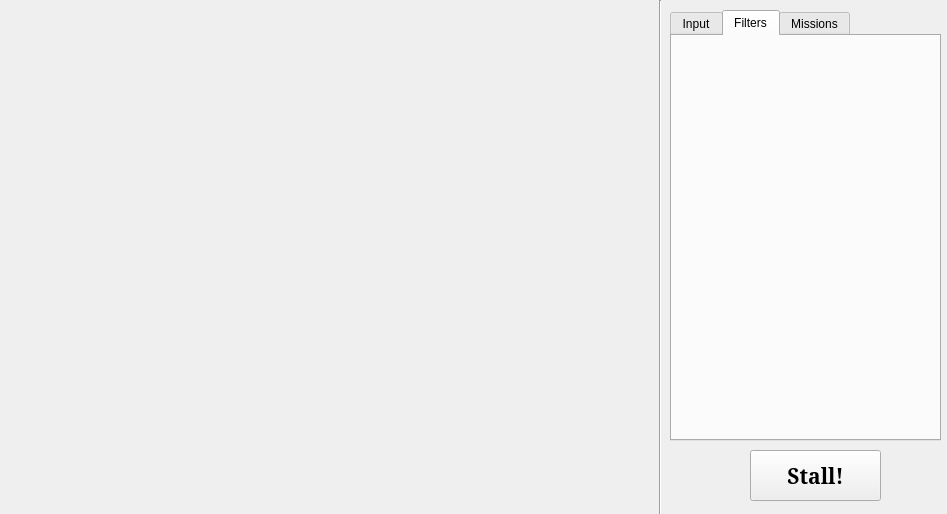
This is mainwindow.ui in MrKarimiD/Shape-Detector as Qt 5 draws it before an edit. The edited form follows.
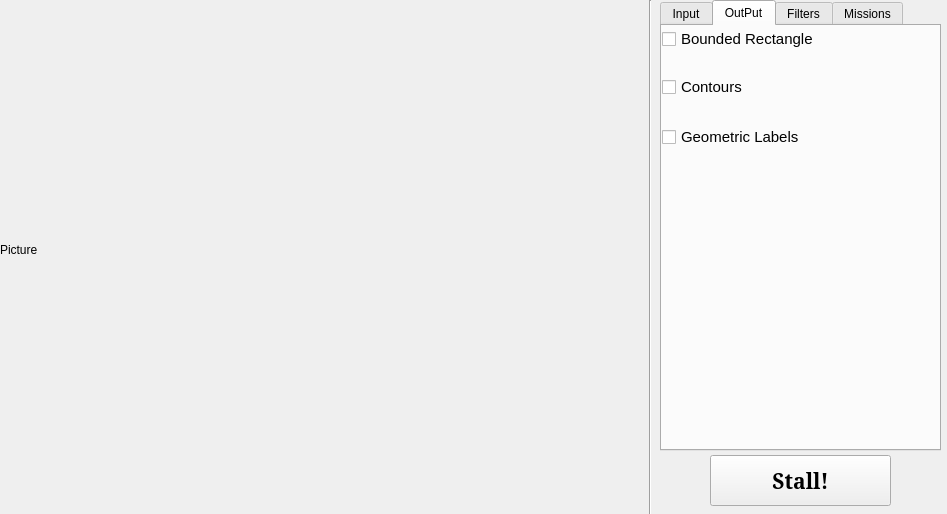
This is the edited form. The open tabs and pages were chosen to show the change.

Commit message: adding bounded rectangle and a related filter

What changed in the file:
```diff
--- a/mainwindow.ui
+++ b/mainwindow.ui
@@ -17,7 +17,7 @@
    <widget class="QLabel" name="outputLabel">
     <property name="geometry">
      <rect>
-      <x>-40</x>
+      <x>0</x>
       <y>10</y>
       <width>640</width>
       <height>480</height>
@@ -30,7 +30,7 @@
    <widget class="Line" name="line">
     <property name="geometry">
      <rect>
-      <x>650</x>
+      <x>640</x>
       <y>0</y>
       <width>20</width>
       <height>521</height>
@@ -43,10 +43,10 @@
    <widget class="QTabWidget" name="tabWidget">
     <property name="geometry">
      <rect>
-      <x>670</x>
-      <y>10</y>
-      <width>271</width>
-      <height>431</height>
+      <x>660</x>
+      <y>0</y>
+      <width>281</width>
+      <height>451</height>
      </rect>
     </property>
     <property name="font">
@@ -381,6 +381,65 @@
       </property>
      </widget>
     </widget>
+    <widget class="QWidget" name="output_tab">
+     <attribute name="title">
+      <string>OutPut</string>
+     </attribute>
+     <widget class="QCheckBox" name="bound_checkBox">
+      <property name="geometry">
+       <rect>
+        <x>0</x>
+        <y>2</y>
+        <width>181</width>
+        <height>22</height>
+       </rect>
+      </property>
+      <property name="font">
+       <font>
+        <pointsize>11</pointsize>
+       </font>
+      </property>
+      <property name="text">
+       <string>Bounded Rectangle</string>
+      </property>
+     </widget>
+     <widget class="QCheckBox" name="cont_checkBox">
+      <property name="geometry">
+       <rect>
+        <x>0</x>
+        <y>50</y>
+        <width>121</width>
+        <height>22</height>
+       </rect>
+      </property>
+      <property name="font">
+       <font>
+        <pointsize>11</pointsize>
+       </font>
+      </property>
+      <property name="text">
+       <string>Contours</string>
+      </property>
+     </widget>
+     <widget class="QCheckBox" name="geom_checkBox">
+      <property name="geometry">
+       <rect>
+        <x>0</x>
+        <y>100</y>
+        <width>151</width>
+        <height>22</height>
+       </rect>
+      </property>
+      <property name="font">
+       <font>
+        <pointsize>11</pointsize>
+       </font>
+      </property>
+      <property name="text">
+       <string>Geometric Labels</string>
+      </property>
+     </widget>
+    </widget>
     <widget class="QWidget" name="filter_tab">
      <attribute name="title">
       <string>Filters</string>
@@ -395,9 +454,9 @@
    <widget class="QPushButton" name="stall_button">
     <property name="geometry">
      <rect>
-      <x>750</x>
-      <y>450</y>
-      <width>131</width>
+      <x>710</x>
+      <y>455</y>
+      <width>181</width>
       <height>51</height>
      </rect>
     </property>
```
Left out of the diff: 4 changed lines with no effect on the pictures. The commit also changes 5 other files.
